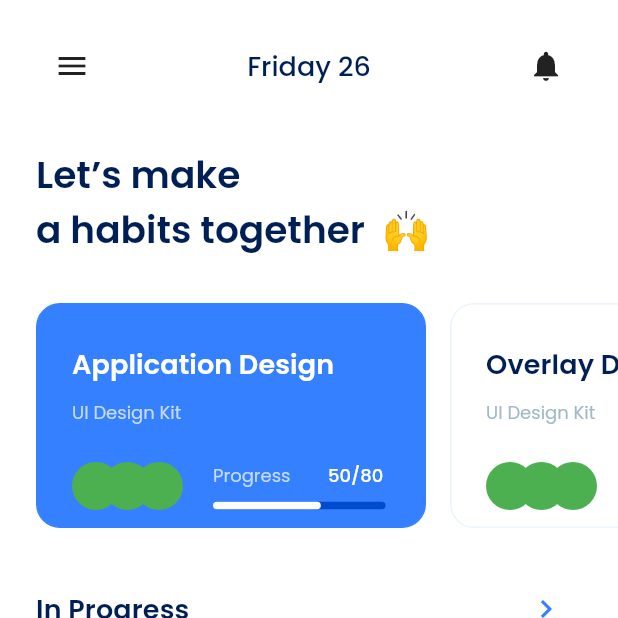
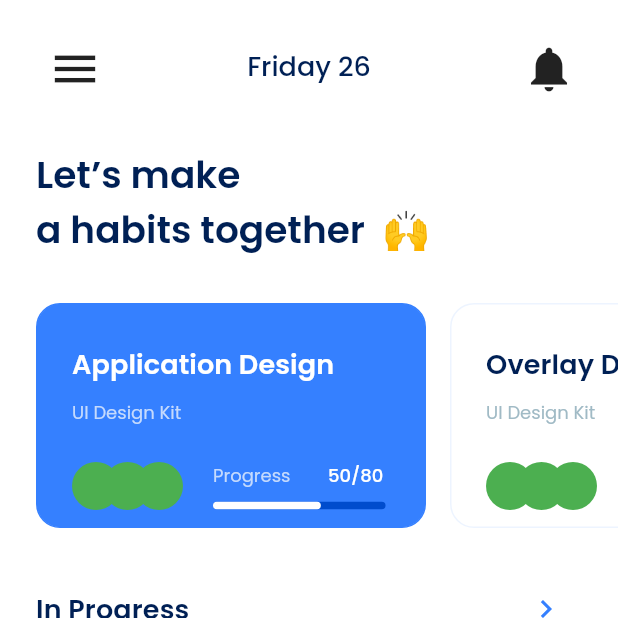
Before and after one commit to cqthor/tracker-task-managment-app, a Flutter app: the screen it shows after launch, on a phone screen of 412 x 824 dp, the top half of it. Run offline on Flutter 3.47's test engine with Material 2 defaults, Android fonts, the phone set to English and light mode, and no system bars; drawn by our look-alikes of percent_indicator; our stand-ins replace flutter_svg, smooth_page_indicator.

Commit message:
size changing

```diff
--- a/lib/screens/home/body.dart
+++ b/lib/screens/home/body.dart
@@ -15,11 +15,21 @@ class HomeScreenBody extends StatelessWidget {
           padding: const EdgeInsets.only(left: 24, right: 24),
           child: Row(
             mainAxisAlignment: MainAxisAlignment.spaceBetween,
+            crossAxisAlignment: CrossAxisAlignment.center,
             children: [
-              IconButton(onPressed: () {}, icon: const Icon(Icons.menu)),
+              IconButton(
+                  onPressed: () {},
+                  icon: const Icon(
+                    Icons.menu,
+                    size: 36,
+                  )),
               Text("Friday 26", style: Theme.of(context).textTheme.headline3!),
               IconButton(
-                  onPressed: () {}, icon: const Icon(Icons.notifications)),
+                  onPressed: () {},
+                  icon: const Icon(
+                    Icons.notifications,
+                    size: 36,
+                  )),
             ],
           ),
         ),
```
